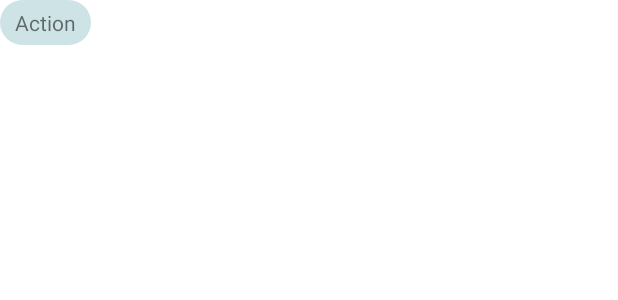
After one commit to nahian0/MovieApp_Kotlin_MVVM, an Android app: the layout popular_genrs_row_item.xml on its own in the app's theme, with its tools: preview values and no code run, on a phone screen of 412 x 824 dp. The commit adds this screen. Shown: the top 300 px of the screen. Run offline under Robolectric (Android 15) with nearby library versions, the phone set to English and light mode, and no system bars.

Commit message:
genres added

```diff
--- a/app/src/main/java/com/example/movieappnahian/daos/MovieDaos.kt
+++ b/app/src/main/java/com/example/movieappnahian/daos/MovieDaos.kt
@@ -30,6 +30,9 @@ interface MovieDaos{
     @Query("select * from genre_table where genre_id = :genreId")
     suspend fun getGenreById(genreId: Int?) : Genre?
 
+    @Query("select * from genre_table where id = :id")
+     fun getGenreDataByID(id : Int) : LiveData<List<Genre>>
+
 
 
 
--- a/app/src/main/java/com/example/movieappnahian/model/GenreModel.kt
+++ b/app/src/main/java/com/example/movieappnahian/model/GenreModel.kt
@@ -1,10 +1,10 @@
 import com.google.gson.annotations.SerializedName
 data class GenreModel(
     @SerializedName("genres")
-    val genres: List<Genre>
+    val genres: List<Genress>
 )
 
-data class Genre(
+data class Genress(
     @SerializedName("id")
     val id: Int,
     @SerializedName("name")
--- a/app/src/main/java/com/example/movieappnahian/model/PopularModel.kt
+++ b/app/src/main/java/com/example/movieappnahian/model/PopularModel.kt
@@ -40,6 +40,7 @@ data class PopularMovieModel(
         @SerializedName("vote_average")
         val voteAverage: Double,
         @SerializedName("vote_count")
-        val voteCount: Int
+        val voteCount: Int,
+      //  var genresList: ArrayList<Genress>
     )
 }
--- a/app/src/main/java/com/example/movieappnahian/repos/GenreRepos.kt
+++ b/app/src/main/java/com/example/movieappnahian/repos/GenreRepos.kt
@@ -2,6 +2,7 @@ package com.example.movieappnahian.repos
 
 
 import GenreModel
+import androidx.lifecycle.LiveData
 import com.example.movieappnahian.Api.genreObject
 import com.example.movieappnahian.daos.MovieDaos
 import com.example.movieappnahian.entities.Genre
@@ -19,5 +20,7 @@ class GenreRepos (private var dao: MovieDaos){
 
     }
 
-    suspend fun getGenreByID(id: Int?) =dao.getGenreById(id)
+    suspend fun getGenreByID(id: Int) = dao.getGenreById(id)
+
+     fun getGenreDataByID(id : Int) :LiveData<List<Genre>> = dao.getGenreDataByID(id)
 }
--- /dev/null
+++ b/app/src/main/res/drawable/genres_border.xml
@@ -0,0 +1,8 @@
+<?xml version="1.0" encoding="utf-8"?>
+<shape android:shape="rectangle" xmlns:android="http://schemas.android.com/apk/res/android">
+    <solid android:color="#CDE3E6"/>
+    <corners android:radius="15dp"/>
+
+    <padding android:top="5dp" android:bottom="5dp"
+        android:left="5dp" android:right="5dp"/>
+</shape>
--- /dev/null
+++ b/app/src/main/res/layout/popular_genrs_row_item.xml
@@ -0,0 +1,19 @@
+<?xml version="1.0" encoding="utf-8"?>
+<LinearLayout xmlns:android="http://schemas.android.com/apk/res/android"
+    android:orientation="vertical"
+    android:layout_width="wrap_content"
+    android:layout_height="wrap_content"
+    android:layout_marginRight="5dp">
+
+    <TextView
+        android:layout_width="wrap_content"
+        android:layout_height="wrap_content"
+        android:paddingTop="5dp"
+        android:paddingBottom="5dp"
+        android:paddingLeft="10dp"
+        android:paddingRight="10dp"
+        android:text="Action"
+        android:background="@drawable/genres_border"/>
+
+
+</LinearLayout>
```
Also changed, not shown: app/src/main/java/com/example/movieappnahian/HomePageFragment.kt (+68 -2 lines), app/src/main/java/com/example/movieappnahian/adapters/PopularMoviesAdapter.kt (+9 -2 lines), app/src/main/java/com/example/movieappnahian/utils/ImageFile.kt (+36 -0 lines), app/src/main/java/com/example/movieappnahian/viewmodels/GenresViewModel.kt (+18 -1 lines), app/src/main/res/layout/popular_movies_layout.xml (+19 -2 lines).
